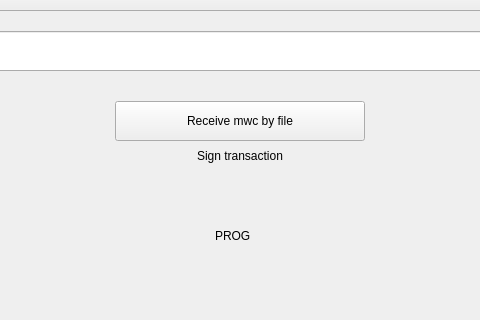
The window that windows/e_receive.ui (0xkobe/mwc-wallet) describes before a commit, drawn with Qt 5; both pictures show x 146 to 626 and y 251 to 571 of the 772 by 571 pixel window.
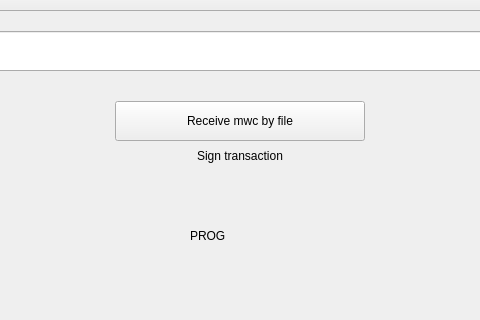
The same window after the commit. Icons and pictures are not drawn. Custom widgets are drawn as their Qt base class.

```diff
--- a/windows/e_receive.ui
+++ b/windows/e_receive.ui
@@ -412,13 +412,13 @@
       <widget class="control::MwcLabelProgress" name="progress">
        <property name="minimumSize">
         <size>
-         <width>50</width>
+         <width>100</width>
          <height>50</height>
         </size>
        </property>
        <property name="maximumSize">
         <size>
-         <width>50</width>
+         <width>100</width>
          <height>50</height>
         </size>
        </property>
```
